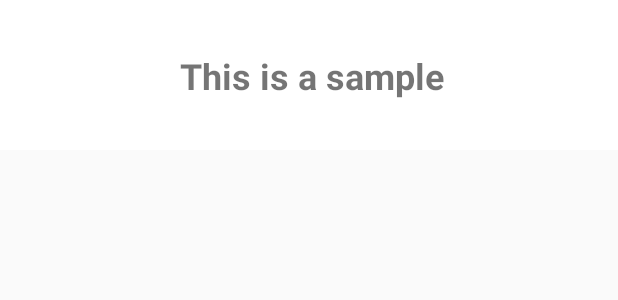
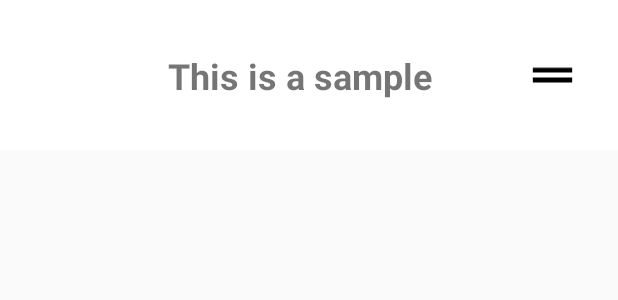
Before and after one commit to jcassarly/SmartCards, an Android app: the layout card_list_view.xml on its own in the app's theme, with its tools: preview values and no code run, on a phone screen of 412 x 824 dp. Shown: the top 300 px of the screen. Run offline under Robolectric (Android 15) with nearby library versions, the phone set to English and light mode, and no system bars.

Commit message:
-Added drag icon to edit card list items -imported drag icon

```diff
--- a/SmartCards/app/build.gradle
+++ b/SmartCards/app/build.gradle
@@ -45,4 +45,5 @@ dependencies {
     testImplementation 'junit:junit:4.12'
     androidTestImplementation 'androidx.test.ext:junit:1.1.0'
     androidTestImplementation 'androidx.test.espresso:espresso-core:3.1.1'
+    android.defaultConfig.vectorDrawables.useSupportLibrary = true
 }
--- /dev/null
+++ b/SmartCards/app/src/main/res/drawable/ic_drag_handle_black_24dp.xml
@@ -0,0 +1,9 @@
+<vector xmlns:android="http://schemas.android.com/apk/res/android"
+        android:width="24dp"
+        android:height="24dp"
+        android:viewportWidth="24.0"
+        android:viewportHeight="24.0">
+    <path
+        android:fillColor="#FF000000"
+        android:pathData="M20,9H4v2h16V9zM4,15h16v-2H4v2z"/>
+</vector>
--- a/SmartCards/app/src/main/res/layout/card_list_view.xml
+++ b/SmartCards/app/src/main/res/layout/card_list_view.xml
@@ -28,19 +28,36 @@
 
         <TextView
             android:id="@+id/cardPreviewText"
-            android:layout_width="wrap_content"
+            android:layout_width="0dp"
             android:layout_height="wrap_content"
-            android:layout_marginStart="24dp"
-            android:layout_marginLeft="24dp"
+            android:layout_marginStart="16dp"
+            android:layout_marginLeft="16dp"
+            android:layout_marginEnd="16dp"
+            android:layout_marginRight="16dp"
             android:textSize="24sp"
             android:textStyle="bold"
             app:layout_constraintBottom_toBottomOf="parent"
+            app:layout_constraintEnd_toStartOf="@+id/imageView"
             app:layout_constraintStart_toEndOf="@+id/cardPreviewImageView"
             app:layout_constraintTop_toTopOf="parent"
             tools:text="This is a sample">
 
         </TextView>
 
+        <ImageView
+            android:id="@+id/imageView"
+            android:layout_width="39dp"
+            android:layout_height="57dp"
+            android:layout_marginTop="32dp"
+            android:layout_marginEnd="24dp"
+            android:layout_marginRight="24dp"
+            android:layout_marginBottom="32dp"
+            app:layout_constraintBottom_toBottomOf="parent"
+            app:layout_constraintEnd_toEndOf="parent"
+            app:layout_constraintStart_toEndOf="@+id/cardPreviewText"
+            app:layout_constraintTop_toTopOf="parent"
+            app:srcCompat="@drawable/ic_drag_handle_black_24dp" />
+
 
     </androidx.constraintlayout.widget.ConstraintLayout>
 </LinearLayout>
```
